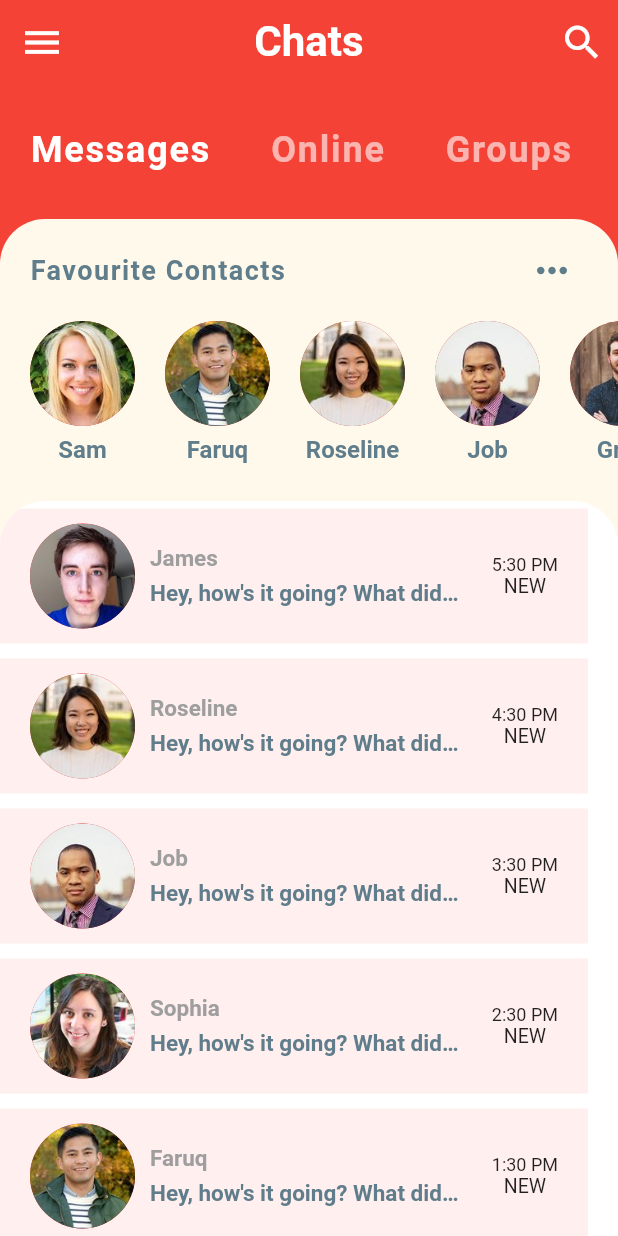
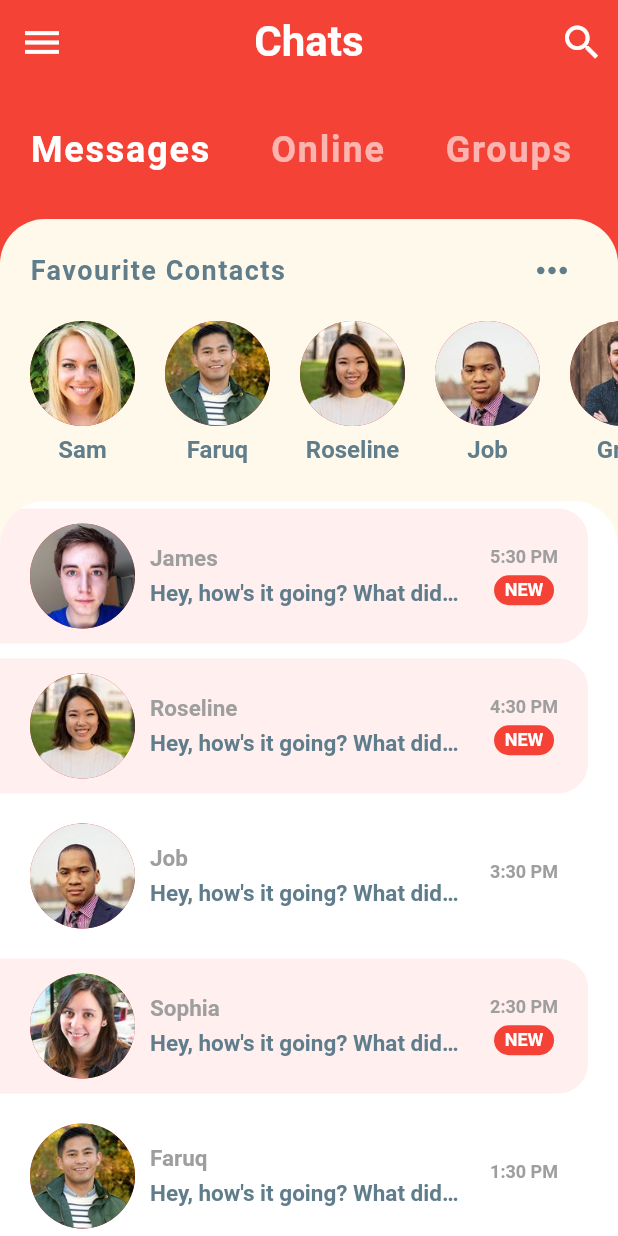
Before and after one commit to jobic10/flutter_chat_ui, a Flutter app: the screen it shows after launch, on a phone screen of 412 x 824 dp. Run offline on Flutter 3.47's test engine with Material 2 defaults, Android fonts, the phone set to English and light mode, and no system bars.

Commit message:
UI ready

```diff
--- a/lib/widgets/recent_chats.dart
+++ b/lib/widgets/recent_chats.dart
@@ -28,7 +28,11 @@ class RecentChats extends StatelessWidget {
               final Message chat = chats[index];
               return Container(
                 decoration: BoxDecoration(
-                  color: Color(0xFFFFEFEE),
+                  color: chat.unread ? Color(0xFFFFEFEE) : Colors.white,
+                  borderRadius: BorderRadius.only(
+                    topRight: Radius.circular(20),
+                    bottomRight: Radius.circular(20),
+                  ),
                 ),
                 margin: EdgeInsets.only(top: 5, bottom: 5, right: 20),
                 padding: EdgeInsets.symmetric(vertical: 10, horizontal: 20),
@@ -77,14 +81,30 @@ class RecentChats extends StatelessWidget {
                           chat.time,
                           style: TextStyle(
                             fontSize: 12,
+                            color: Colors.grey,
+                            fontWeight: FontWeight.bold,
                           ),
                         ),
-                        Text(
-                          'NEW',
-                          style: TextStyle(
-                            fontSize: 13,
+                        SizedBox(height: 5),
+                        if (chat.unread)
+                          Container(
+                            width: 40,
+                            height: 20,
+                            decoration: BoxDecoration(
+                              borderRadius: BorderRadius.circular(30),
+                              color: Theme.of(context).primaryColor,
+                            ),
+                            child: Center(
+                              child: Text(
+                                'NEW',
+                                style: TextStyle(
+                                  fontSize: 12,
+                                  fontWeight: FontWeight.bold,
+                                  color: Colors.white,
+                                ),
+                              ),
+                            ),
                           ),
-                        ),
                       ],
                     ),
                   ],
```
